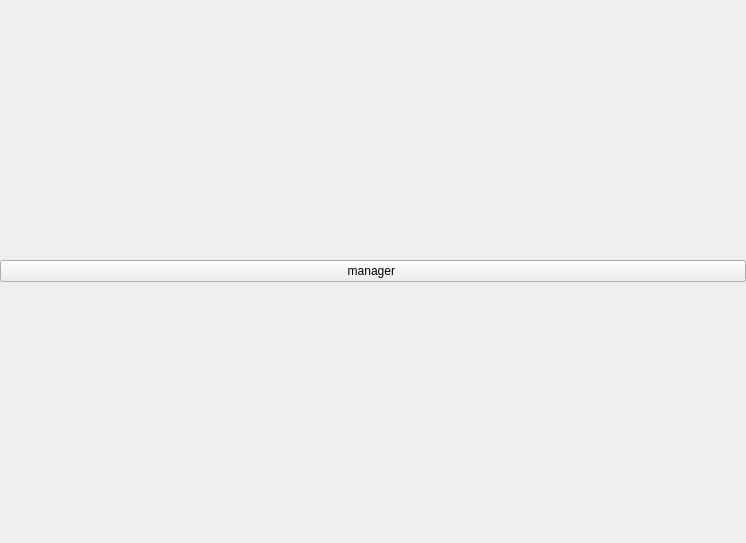
Qt form src/views/novel/pages/manager/manager.ui (ddmoyu/ddmy) before a commit.
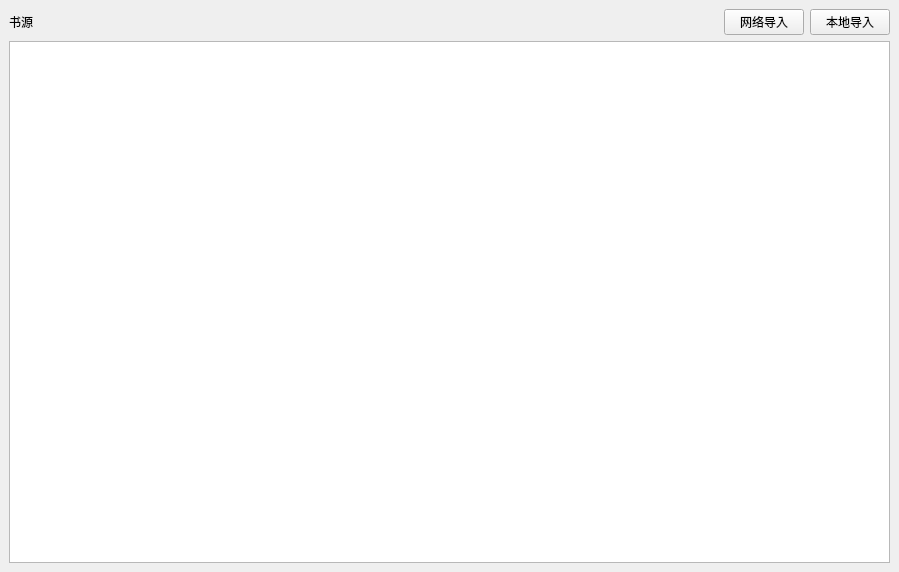
The same form after that commit. Custom widgets are drawn as their Qt base class.

Commit message: 尝试管理书源

```diff
--- a/src/views/novel/pages/manager/manager.ui
+++ b/src/views/novel/pages/manager/manager.ui
@@ -6,8 +6,8 @@
    <rect>
     <x>0</x>
     <y>0</y>
-    <width>746</width>
-    <height>543</height>
+    <width>899</width>
+    <height>572</height>
    </rect>
   </property>
   <property name="windowTitle">
@@ -15,33 +15,97 @@
   </property>
   <layout class="QGridLayout" name="gridLayout">
    <property name="leftMargin">
-    <number>0</number>
+    <number>9</number>
    </property>
    <property name="topMargin">
-    <number>0</number>
+    <number>9</number>
    </property>
    <property name="rightMargin">
-    <number>0</number>
+    <number>9</number>
    </property>
    <property name="bottomMargin">
-    <number>0</number>
+    <number>9</number>
    </property>
    <property name="spacing">
-    <number>0</number>
+    <number>6</number>
    </property>
    <item row="0" column="0">
-    <layout class="QVBoxLayout" name="manager_layout">
-     <item>
-      <widget class="QPushButton" name="pushButton">
-       <property name="text">
-        <string>manager </string>
-       </property>
-      </widget>
-     </item>
-    </layout>
+    <widget class="QWidget" name="wgt_sources" native="true">
+     <layout class="QGridLayout" name="gridLayout_3">
+      <property name="leftMargin">
+       <number>0</number>
+      </property>
+      <property name="topMargin">
+       <number>0</number>
+      </property>
+      <property name="rightMargin">
+       <number>0</number>
+      </property>
+      <property name="bottomMargin">
+       <number>0</number>
+      </property>
+      <property name="spacing">
+       <number>6</number>
+      </property>
+      <item row="0" column="0">
+       <widget class="BodyLabel" name="label_2">
+        <property name="text">
+         <string>书源</string>
+        </property>
+       </widget>
+      </item>
+      <item row="0" column="1">
+       <spacer name="horizontalSpacer_2">
+        <property name="orientation">
+         <enum>Qt::Orientation::Horizontal</enum>
+        </property>
+        <property name="sizeHint" stdset="0">
+         <size>
+          <width>460</width>
+          <height>20</height>
+         </size>
+        </property>
+       </spacer>
+      </item>
+      <item row="0" column="2">
+       <widget class="PushButton" name="btn_import_sources_internet">
+        <property name="text">
+         <string>网络导入</string>
+        </property>
+       </widget>
+      </item>
+      <item row="0" column="3">
+       <widget class="PushButton" name="btn_import_sources_local">
+        <property name="text">
+         <string>本地导入</string>
+        </property>
+       </widget>
+      </item>
+      <item row="1" column="0" colspan="4">
+       <widget class="TableWidget" name="table_sources"/>
+      </item>
+     </layout>
+    </widget>
    </item>
   </layout>
  </widget>
+ <customwidgets>
+  <customwidget>
+   <class>TableWidget</class>
+   <extends>QTableWidget</extends>
+   <header>qfluentwidgets</header>
+  </customwidget>
+  <customwidget>
+   <class>PushButton</class>
+   <extends>QPushButton</extends>
+   <header>qfluentwidgets</header>
+  </customwidget>
+  <customwidget>
+   <class>BodyLabel</class>
+   <extends>QLabel</extends>
+   <header>qfluentwidgets</header>
+  </customwidget>
+ </customwidgets>
  <resources/>
  <connections/>
 </ui>
```
The commit also changes 7 other files.
